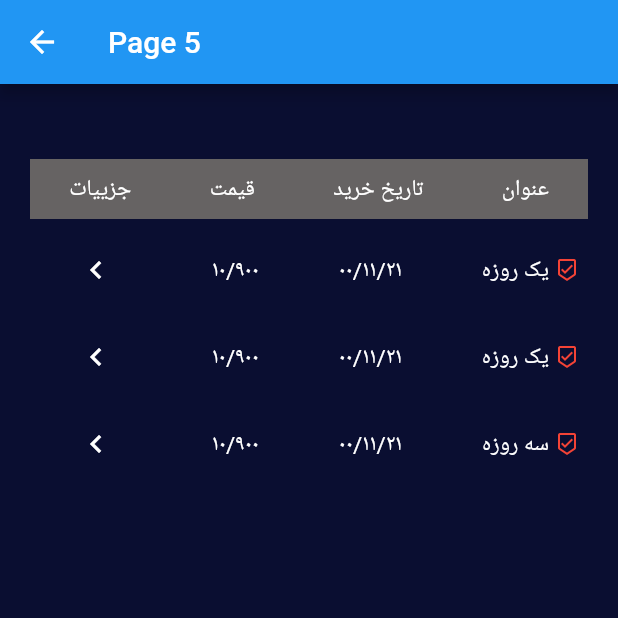
After one commit to AlirezaAhmadiHadi/Training, a Flutter app: the screen it shows after launch, after a tap on "Page 5", on a phone screen of 412 x 824 dp, the top half of it. The commit adds this screen. Run offline on Flutter 3.47's test engine with Material 2 defaults, Android fonts, the phone set to English and light mode, and no system bars; our stand-ins replace font_awesome_flutter.

Commit message:
listview.builder

```diff
--- a/lib/home.dart
+++ b/lib/home.dart
@@ -4,6 +4,7 @@ import 'pages/page_1.dart';
 import 'pages/page_2.dart';
 import 'pages/page_3.dart';
 import 'pages/page_4.dart';
+import 'pages/page_5.dart';
 
 class HomePage extends StatelessWidget {
   const HomePage({super.key});
@@ -58,6 +59,7 @@ class HomePage extends StatelessWidget {
               ],
             ),
             Row(
+              mainAxisAlignment: MainAxisAlignment.spaceBetween,
               children: [
                 ElevatedButton(
                   child: const Text("Page 4"),
@@ -70,6 +72,17 @@ class HomePage extends StatelessWidget {
                     );
                   },
                 ),
+                ElevatedButton(
+                  child: const Text("Page 5"),
+                  onPressed: () {
+                    Navigator.push(
+                      context,
+                      MaterialPageRoute(
+                        builder: (context) => Page5(),
+                      ),
+                    );
+                  },
+                ),
               ],
             )
           ],
--- /dev/null
+++ b/lib/pages/page_5.dart
@@ -0,0 +1,133 @@
+import 'package:flutter/material.dart';
+
+class Page5 extends StatelessWidget {
+  Page5({super.key});
+
+  final List<dynamic> rows = [
+    [
+      'یک روزه',
+      '۰۰/۱۱/۲۱',
+      '۱۰/۹۰۰',
+    ],
+    [
+      'یک روزه',
+      '۰۰/۱۱/۲۱',
+      '۱۰/۹۰۰',
+    ],
+    ['سه روزه', '۰۰/۱۱/۲۱', '۱۰/۹۰۰'],
+  ];
+
+  @override
+  Widget build(BuildContext context) {
+    return Scaffold(
+      backgroundColor: const Color.fromARGB(255, 10, 14, 49),
+      appBar: AppBar(
+        title: const Text("Page 5"),
+      ),
+      body: Container(
+        margin: const EdgeInsets.only(top: 20, right: 20, left: 20),
+        child: Directionality(
+            textDirection: TextDirection.rtl,
+            child: Column(
+              children: [
+                Container(
+                  margin: const EdgeInsets.only(top: 30),
+                  color: const Color.fromARGB(255, 102, 99, 99),
+                  height: 40,
+                  child: Row(
+                    mainAxisAlignment: MainAxisAlignment.spaceAround,
+                    children: const [
+                      Text(
+                        'عنوان',
+                        style: TextStyle(
+                          fontSize: 15,
+                          color: Colors.white,
+                        ),
+                      ),
+                      Text(
+                        'تاریخ خرید',
+                        style: TextStyle(
+                          fontSize: 15,
+                          color: Colors.white,
+                        ),
+                      ),
+                      Text(
+                        'قیمت',
+                        style: TextStyle(
+                          fontSize: 15,
+                          color: Colors.white,
+                        ),
+                      ),
+                      Text(
+                        'جزییات',
+                        style: TextStyle(
+                          fontSize: 15,
+                          color: Colors.white,
+                        ),
+                      ),
+                    ],
+                  ),
+                ),
+                Expanded(
+                  child: ListView.builder(
+                    itemCount: rows.length,
+                    itemBuilder: (BuildContext context, int index) {
+                      return Container(
+                        padding: const EdgeInsets.only(right: 6),
+                        margin: const EdgeInsets.only(top: 10),
+                        child: Row(
+                          mainAxisAlignment: MainAxisAlignment.spaceBetween,
+                          children: [
+                            Row(
+                              children: [
+                                const Padding(
+                                  padding: EdgeInsets.only(left: 4),
+                                  child: Icon(
+                                    Icons.beenhere_outlined,
+                                    color: Colors.red,
+                                    size: 16,
+                                  ),
+                                ),
+                                Text(
+                                  rows[index][0].toString(),
+                                  style: const TextStyle(
+                                    fontSize: 15,
+                                    color: Colors.white,
+                                  ),
+                                ),
+                              ],
+                            ),
+                            Text(
+                              rows[index][1].toString(),
+                              style: const TextStyle(
+                                fontSize: 15,
+                                color: Colors.white,
+                              ),
+                            ),
+                            Text(
+                              rows[index][2].toString(),
+                              style: const TextStyle(
+                                fontSize: 15,
+                                color: Colors.white,
+                              ),
+                            ),
+                            Padding(
+                              padding: const EdgeInsets.only(left: 20),
+                              child: IconButton(
+                                onPressed: () {},
+                                icon: const Icon(Icons.navigate_next,
+                                    color: Colors.white),
+                              ),
+                            )
+                          ],
+                        ),
+                      );
+                    },
+                  ),
+                )
+              ],
+            )),
+      ),
+    );
+  }
+}
```
